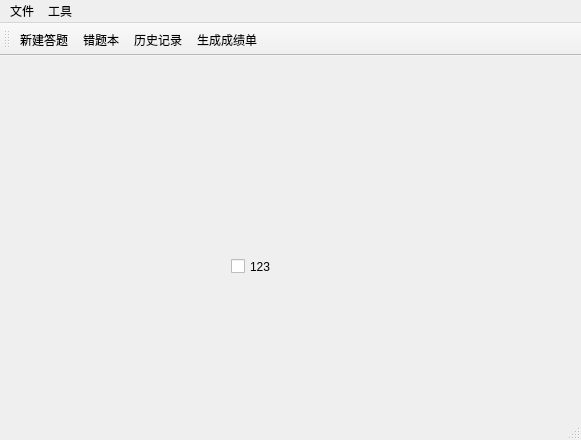
Roarcannotprogramming/homework_2, file homework_2/arithmetic_generation_tool_ui/mainwindow.ui: the form before one commit.
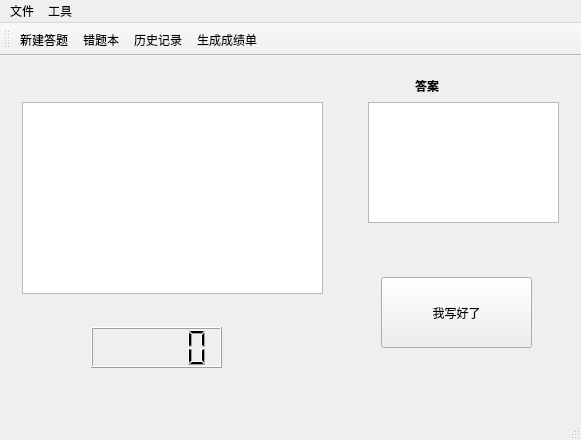
The form after the commit. The open tabs and pages were chosen to show the change.

```diff
--- a/homework_2/arithmetic_generation_tool_ui/mainwindow.ui
+++ b/homework_2/arithmetic_generation_tool_ui/mainwindow.ui
@@ -70,17 +70,80 @@
        </widget>
       </widget>
       <widget class="QWidget" name="page_2">
-       <widget class="QCheckBox" name="checkBox">
+       <widget class="QTextBrowser" name="textBrowser">
         <property name="geometry">
          <rect>
-          <x>220</x>
-          <y>190</y>
-          <width>91</width>
-          <height>19</height>
+          <x>11</x>
+          <y>35</y>
+          <width>301</width>
+          <height>192</height>
          </rect>
         </property>
+        <property name="html">
+         <string>&lt;!DOCTYPE HTML PUBLIC &quot;-//W3C//DTD HTML 4.0//EN&quot; &quot;http://www.w3.org/TR/REC-html40/strict.dtd&quot;&gt;
+&lt;html&gt;&lt;head&gt;&lt;meta name=&quot;qrichtext&quot; content=&quot;1&quot; /&gt;&lt;style type=&quot;text/css&quot;&gt;
+p, li { white-space: pre-wrap; }
+&lt;/style&gt;&lt;/head&gt;&lt;body style=&quot; font-family:'SimSun'; font-size:9pt; font-weight:400; font-style:normal;&quot;&gt;
+&lt;p style=&quot;-qt-paragraph-type:empty; margin-top:0px; margin-bottom:0px; margin-left:0px; margin-right:0px; -qt-block-indent:0; text-indent:0px;&quot;&gt;&lt;br /&gt;&lt;/p&gt;&lt;/body&gt;&lt;/html&gt;</string>
+        </property>
+       </widget>
+       <widget class="QTextEdit" name="textEdit">
+        <property name="geometry">
+         <rect>
+          <x>357</x>
+          <y>35</y>
+          <width>191</width>
+          <height>121</height>
+         </rect>
+        </property>
+       </widget>
+       <widget class="QPushButton" name="pushButton_2">
+        <property name="geometry">
+         <rect>
+          <x>370</x>
+          <y>210</y>
+          <width>151</width>
+          <height>71</height>
+         </rect>
+        </property>
         <property name="text">
-         <string>123</string>
+         <string>我写好了</string>
+        </property>
+       </widget>
+       <widget class="QLabel" name="label_2">
+        <property name="geometry">
+         <rect>
+          <x>11</x>
+          <y>11</y>
+          <width>274</width>
+          <height>17</height>
+         </rect>
+        </property>
+        <property name="text">
+         <string/>
+        </property>
+       </widget>
+       <widget class="QLabel" name="label_3">
+        <property name="geometry">
+         <rect>
+          <x>400</x>
+          <y>10</y>
+          <width>32</width>
+          <height>17</height>
+         </rect>
+        </property>
+        <property name="text">
+         <string>&lt;html&gt;&lt;head/&gt;&lt;body&gt;&lt;p align=&quot;center&quot;&gt;&lt;span style=&quot; font-weight:600;&quot;&gt;答案&lt;/span&gt;&lt;/p&gt;&lt;/body&gt;&lt;/html&gt;</string>
+        </property>
+       </widget>
+       <widget class="QLCDNumber" name="lcdNumber">
+        <property name="geometry">
+         <rect>
+          <x>80</x>
+          <y>260</y>
+          <width>131</width>
+          <height>41</height>
+         </rect>
         </property>
        </widget>
       </widget>
```
Left out of the diff: 2 changed lines with no effect on the pictures.
